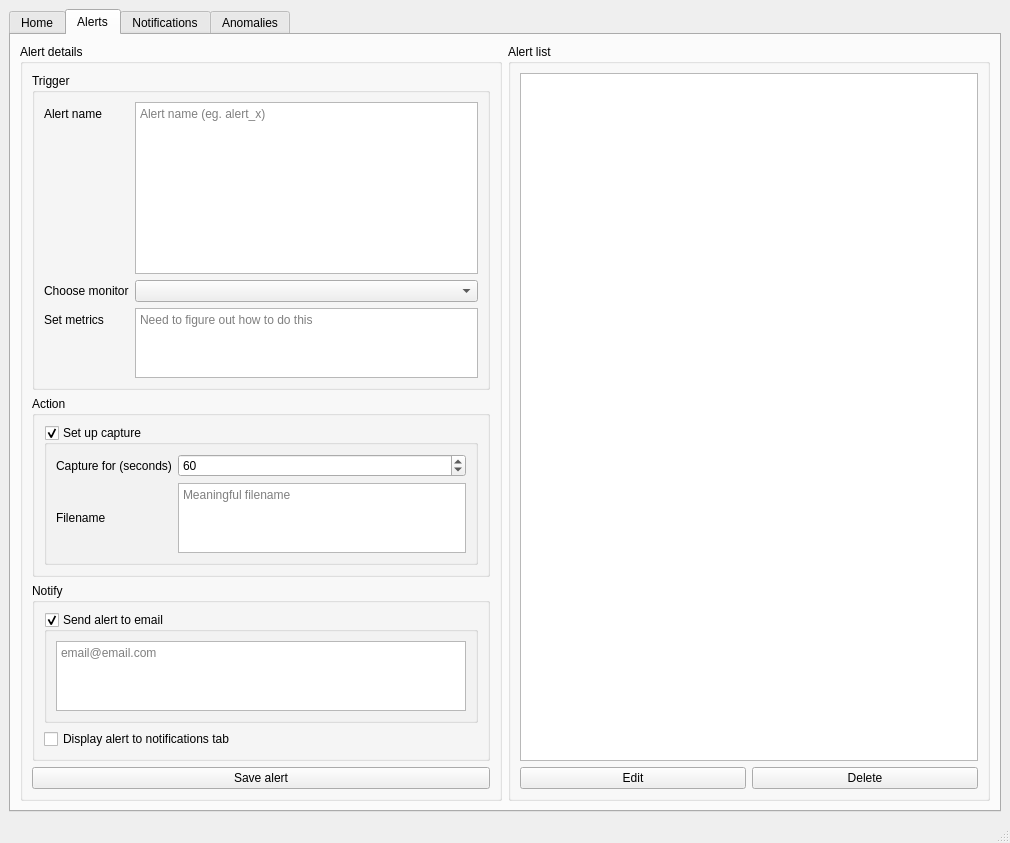
Old version of the form sad_ui.ui in the repository kosnet2/smad.
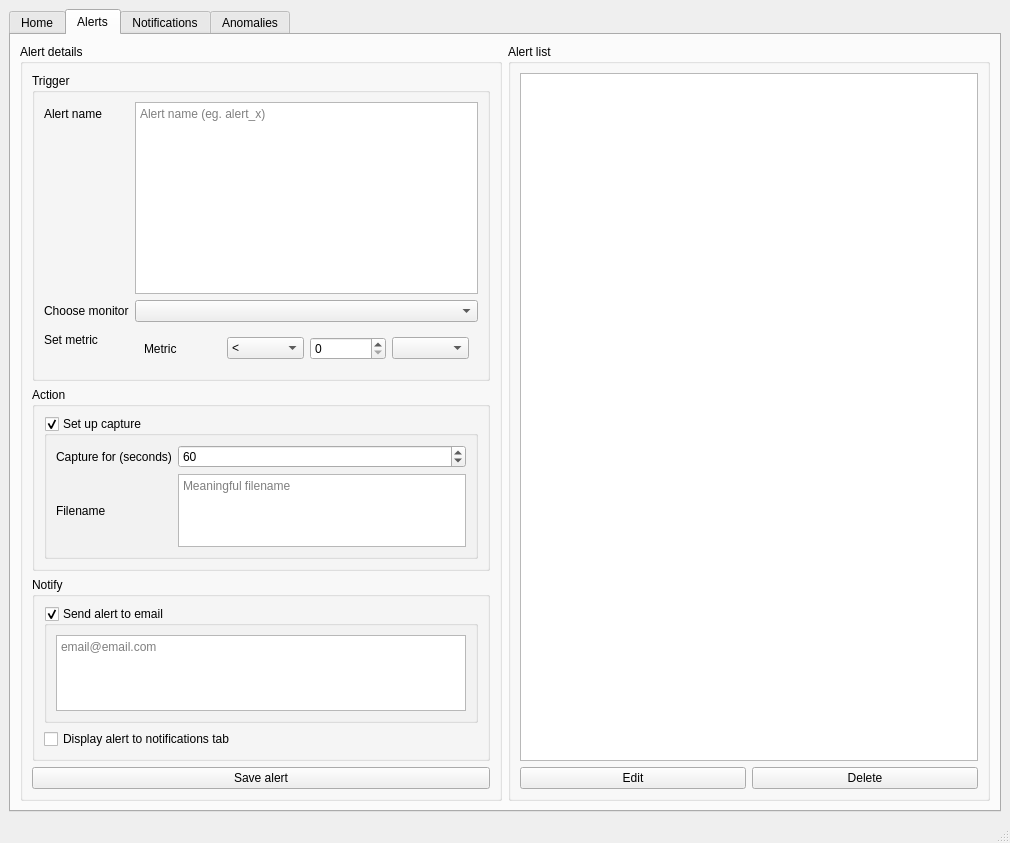
New version of the form. The open tabs and pages were chosen to show the change.

Patch:
```diff
--- a/sad_ui.ui
+++ b/sad_ui.ui
@@ -645,32 +645,79 @@
                 <property name="text">
                  <string>Choose monitor</string>
                 </property>
+                <property name="margin">
+                 <number>4</number>
+                </property>
                </widget>
               </item>
               <item row="1" column="1">
                <widget class="QComboBox" name="alertsChooseMonitorComboBox"/>
               </item>
-              <item row="3" column="0">
-               <widget class="QLabel" name="alertsSetMetricsLabel">
+              <item row="5" column="0">
+               <widget class="QLabel" name="alertsSetMetricLabel">
                 <property name="text">
-                 <string>Set metrics</string>
+                 <string>Set metric</string>
                 </property>
+                <property name="wordWrap">
+                 <bool>false</bool>
+                </property>
+                <property name="margin">
+                 <number>4</number>
+                </property>
+                <property name="indent">
+                 <number>-1</number>
+                </property>
                </widget>
               </item>
-              <item row="3" column="1">
-               <widget class="QTextEdit" name="alertsSetMetricsTextEdit">
-                <property name="sizeAdjustPolicy">
-                 <enum>QAbstractScrollArea::AdjustToContents</enum>
+              <item row="5" column="1">
+               <widget class="QWidget" name="alertsSetMetricWidget" native="true">
+                <property name="enabled">
+                 <bool>true</bool>
                 </property>
-                <property name="lineWrapMode">
-                 <enum>QTextEdit::WidgetWidth</enum>
-                </property>
-                <property name="overwriteMode">
+                <layout class="QHBoxLayout" name="horizontalLayout_4">
+                 <item>
+                  <widget class="QLabel" name="alertsMetricDescription">
+                   <property name="text">
+                    <string>Metric</string>
+                   </property>
+                  </widget>
+                 </item>
+                 <item>
+                  <widget class="QComboBox" name="alertsMetricOperationComboBox">
+                   <property name="enabled">
+                    <bool>true</bool>
+                   </property>
+                   <property name="editable">
                  <bool>false</bool>
                 </property>
-                <property name="placeholderText">
-                 <string>Need to figure out how to do this</string>
-                </property>
+                   <item>
+                    <property name="text">
+                     <string>&lt;</string>
+                    </property>
+                   </item>
+                   <item>
+                    <property name="text">
+                     <string>&gt;</string>
+                    </property>
+                   </item>
+                   <item>
+                    <property name="text">
+                     <string>=</string>
+                    </property>
+                   </item>
+                  </widget>
+                 </item>
+                 <item>
+                  <widget class="QSpinBox" name="alertsMetricValueSpinBox">
+                   <property name="maximum">
+                    <number>999999999</number>
+                   </property>
+                  </widget>
+                 </item>
+                 <item>
+                  <widget class="QComboBox" name="alertsMetricUnitComboBox"/>
+                 </item>
+                </layout>
                </widget>
               </item>
              </layout>
```
Left out of the diff: 154 changed lines with no effect on the pictures. Lines whose indentation alone changed are shown as unchanged.
